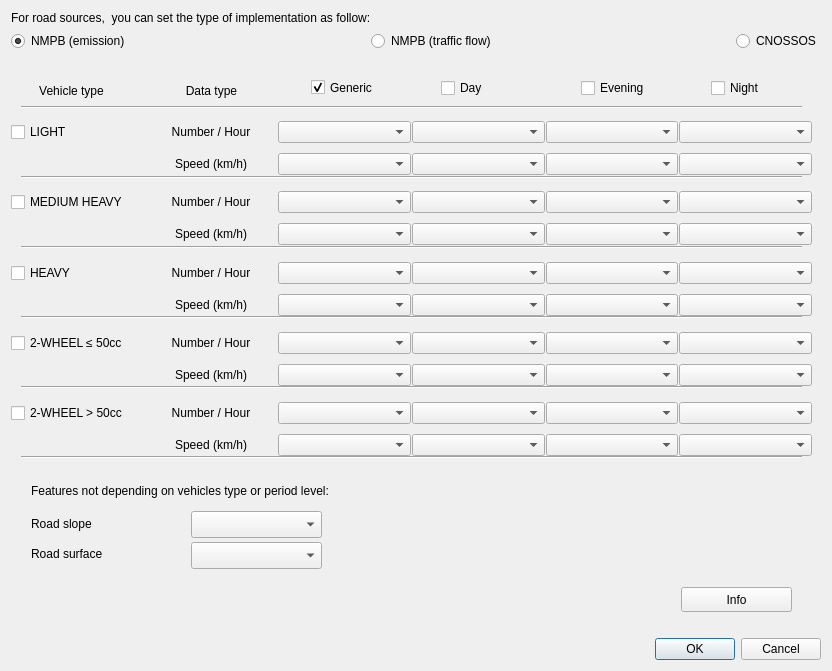
Old version of the form tools/ui_SourceDetailsRoads.ui in the repository pierluigiderosa/openoise.
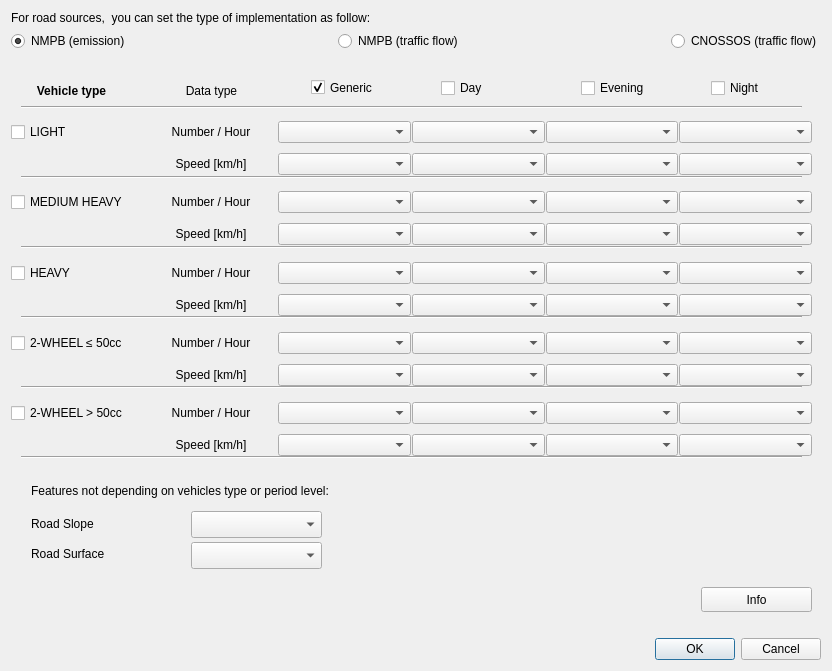
New version of the form. Custom widgets are drawn as their Qt base class.

Diff of the .ui file:
```diff
--- a/tools/ui_SourceDetailsRoads.ui
+++ b/tools/ui_SourceDetailsRoads.ui
@@ -93,7 +93,7 @@
      <item>
       <widget class="QRadioButton" name="CNOSSOS_radioButton">
        <property name="text">
-        <string>CNOSSOS</string>
+        <string>CNOSSOS (traffic flow)</string>
        </property>
        <property name="checked">
         <bool>false</bool>
@@ -1021,7 +1021,7 @@
              </size>
             </property>
             <property name="text">
-             <string>Speed (km/h)</string>
+             <string>&lt;html&gt;&lt;head/&gt;&lt;body&gt;&lt;p&gt;Speed [km/h]&lt;/p&gt;&lt;/body&gt;&lt;/html&gt;</string>
             </property>
             <property name="alignment">
              <set>Qt::AlignCenter</set>
@@ -1145,7 +1145,7 @@
              </size>
             </property>
             <property name="text">
-             <string>Speed (km/h)</string>
+             <string>&lt;html&gt;&lt;head/&gt;&lt;body&gt;&lt;p&gt;Speed [km/h]&lt;/p&gt;&lt;/body&gt;&lt;/html&gt;</string>
             </property>
             <property name="alignment">
              <set>Qt::AlignCenter</set>
@@ -1269,7 +1269,7 @@
              </size>
             </property>
             <property name="text">
-             <string>Speed (km/h)</string>
+             <string>&lt;html&gt;&lt;head/&gt;&lt;body&gt;&lt;p&gt;Speed [km/h]&lt;/p&gt;&lt;/body&gt;&lt;/html&gt;</string>
             </property>
             <property name="alignment">
              <set>Qt::AlignCenter</set>
@@ -1393,7 +1393,7 @@
              </size>
             </property>
             <property name="text">
-             <string>Speed (km/h)</string>
+             <string>&lt;html&gt;&lt;head/&gt;&lt;body&gt;&lt;p&gt;Speed [km/h]&lt;/p&gt;&lt;/body&gt;&lt;/html&gt;</string>
             </property>
             <property name="alignment">
              <set>Qt::AlignCenter</set>
@@ -1464,7 +1464,7 @@
         </sizepolicy>
        </property>
        <property name="text">
-        <string>Vehicle type</string>
+        <string>&lt;html&gt;&lt;head/&gt;&lt;body&gt;&lt;p&gt;&lt;span style=&quot; font-weight:600;&quot;&gt;Vehicle type&lt;/span&gt;&lt;/p&gt;&lt;/body&gt;&lt;/html&gt;</string>
        </property>
        <property name="alignment">
         <set>Qt::AlignCenter</set>
@@ -1555,7 +1555,7 @@
              </size>
             </property>
             <property name="text">
-             <string>Speed (km/h)</string>
+             <string>Speed [km/h]</string>
             </property>
             <property name="alignment">
              <set>Qt::AlignCenter</set>
@@ -1594,7 +1594,7 @@
         </sizepolicy>
        </property>
        <property name="text">
-        <string>Road slope</string>
+        <string>Road Slope</string>
        </property>
        <property name="alignment">
         <set>Qt::AlignLeading|Qt::AlignLeft|Qt::AlignVCenter</set>
@@ -1616,7 +1616,7 @@
         </sizepolicy>
        </property>
        <property name="text">
-        <string>Road surface</string>
+        <string>Road Surface</string>
        </property>
        <property name="alignment">
         <set>Qt::AlignLeading|Qt::AlignLeft|Qt::AlignVCenter</set>
@@ -1667,7 +1667,7 @@
       <widget class="QPushButton" name="HelpCNOSSOS">
        <property name="geometry">
         <rect>
-         <x>670</x>
+         <x>690</x>
          <y>530</y>
          <width>111</width>
          <height>25</height>
```
Left out of the diff: 4 changed lines with no effect on the pictures.
